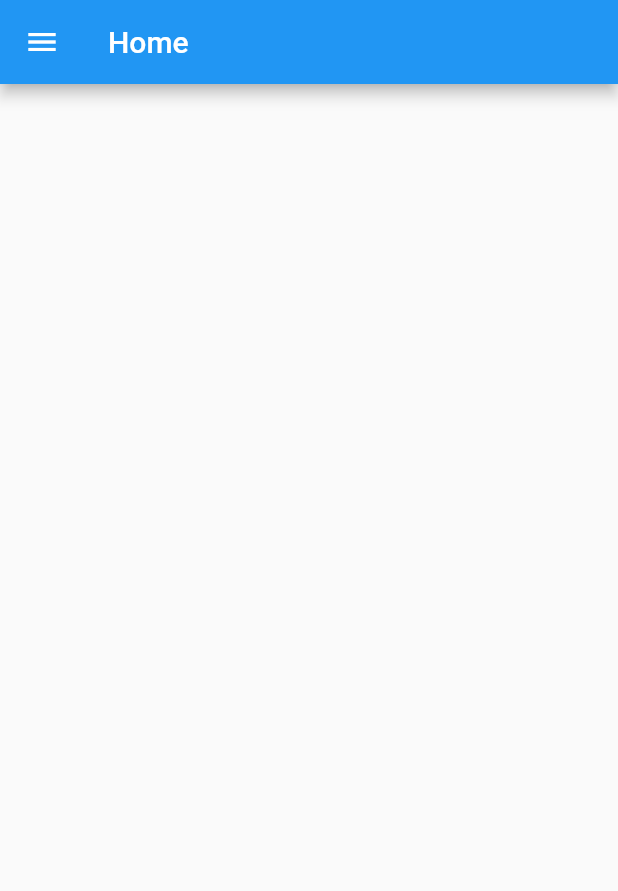
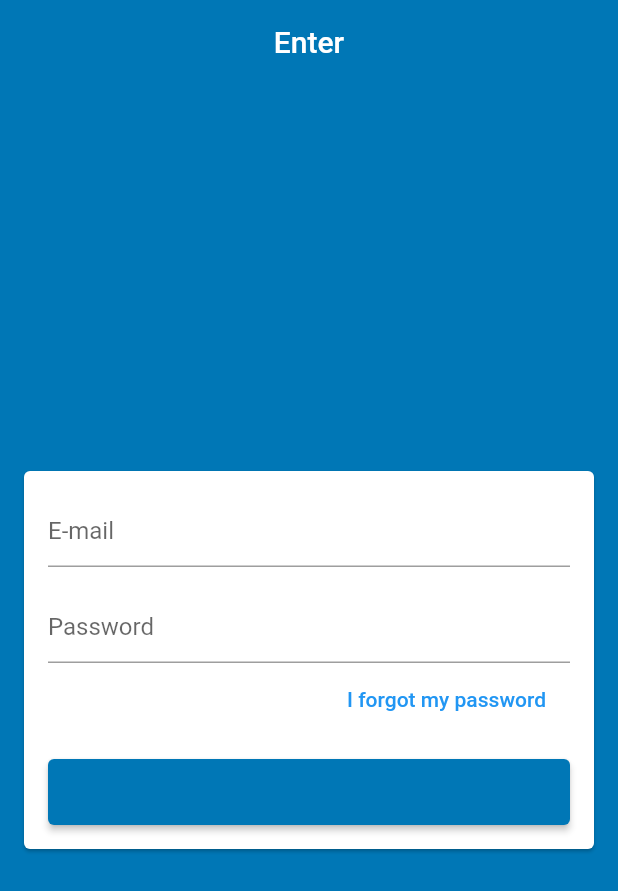
Before and after one commit to felipecastrosales/store, a Flutter app: the screen it shows after launch, on a phone screen of 412 x 824 dp. Shown: the top 891 px of the screen. Run offline on Flutter 3.47's test engine with Material 2 defaults, Android fonts, the phone set to English and light mode, and no system bars.

Commit message:
Creating the LoginScreen

```diff
--- a/lib/commom/custom_drawer/drawer_tile.dart
+++ b/lib/commom/custom_drawer/drawer_tile.dart
@@ -13,6 +13,7 @@ class DrawerTile extends StatelessWidget {
   @override
   Widget build(BuildContext context) {
     final int currentPage = context.watch<PageManager>().page;
+    final Color primaryColor = Theme.of(context).primaryColor;
 
     return InkWell(
       onTap: () {
@@ -25,15 +26,16 @@ class DrawerTile extends StatelessWidget {
             Padding(
               padding: const EdgeInsets.symmetric(horizontal: 32),
               child: Icon(
-                iconData, size: 32,
-                color: currentPage == page ? Colors.red : Colors.grey[700],
+                iconData,
+                size: 32,
+                color: currentPage == page ? primaryColor : Colors.grey[700],
               ),
             ),
             Text(
               title,
               style: TextStyle(
                 fontSize: 16,
-                color: currentPage == page ? Colors.red : Colors.grey[700],
+                color: currentPage == page ? primaryColor : Colors.grey[700],
               ),
             ),
           ],
--- a/lib/main.dart
+++ b/lib/main.dart
@@ -13,7 +13,10 @@ class MyApp extends StatelessWidget {
       title: 'Store',
       debugShowCheckedModeBanner: false,
       theme: ThemeData(
-        primarySwatch: Colors.blue,
+        primaryColor: const Color(0xff0077b6),
+        scaffoldBackgroundColor: const Color(0xff0077b6),
+        appBarTheme: const AppBarTheme(elevation: 0),
+        visualDensity: VisualDensity.adaptivePlatformDensity,
       ),
       home: BaseScreen(),
     );
--- a/lib/models/page_manager.dart
+++ b/lib/models/page_manager.dart
@@ -3,7 +3,7 @@ import 'package:flutter/material.dart';
 class PageManager {
   PageManager(this._pageController);
 
-  PageController _pageController;
+  final PageController _pageController;
 
   int page = 0;
   void setPage(int value) {
--- a/lib/screens/base/base_screen.dart
+++ b/lib/screens/base/base_screen.dart
@@ -4,6 +4,7 @@ import 'package:provider/provider.dart';
 
 import '../../commom/custom_drawer/custom_drawer.dart';
 import '../../models/page_manager.dart';
+import '../login/login_screen.dart';
 
 class BaseScreen extends StatelessWidget {
   final PageController pageController = PageController();
@@ -16,12 +17,7 @@ class BaseScreen extends StatelessWidget {
         controller: pageController,
         physics: const NeverScrollableScrollPhysics(),
         children: [
-          Scaffold(
-            drawer: CustomDrawer(),
-            appBar: AppBar(
-              title: const Text('Home'),
-            ),
-          ),
+          LoginScreen(),
           Scaffold(
             drawer: CustomDrawer(),
             appBar: AppBar(
--- /dev/null
+++ b/lib/screens/login/login_screen.dart
@@ -0,0 +1,68 @@
+import 'package:flutter/material.dart';
+
+class LoginScreen extends StatelessWidget {
+  @override
+  Widget build(BuildContext context) {
+    return Scaffold(
+      appBar: AppBar(
+        title: const Text('Enter'),
+        centerTitle: true,
+      ),
+      body: Center(
+        child: Card(
+          margin: const EdgeInsets.symmetric(horizontal: 16),
+          child: Padding(
+            padding: const EdgeInsets.all(16),
+            child: ListView(
+              shrinkWrap: true,
+              children: [
+                TextFormField(
+                  decoration: const InputDecoration(hintText: 'E-mail'),
+                  keyboardType: TextInputType.emailAddress,
+                  autocorrect: false,
+                  validator: (email) {
+                    return null;
+                  },
+                ),
+                const SizedBox(height: 16),
+                TextFormField(
+                  decoration: const InputDecoration(hintText: 'Password'),
+                  autocorrect: false,
+                  obscureText: true,
+                  validator: (pass) {
+                    if (pass.isEmpty || pass.length < 6) {
+                      return 'Invalid Password';
+                    }
+                    return null;
+                  },
+                ),
+                Align(
+                  alignment: Alignment.centerRight,
+                  child: TextButton(
+                    onPressed: () {},
+                    style: TextButton.styleFrom(
+                      padding: const EdgeInsets.symmetric(horizontal: 16.0),
+                    ),
+                    child: const Text('I forgot my password'),
+                  ),
+                ),
+                const SizedBox(height: 16),
+                SizedBox(
+                  height: 44,
+                  child: ElevatedButton(
+                    onPressed: () {},
+                    style: ElevatedButton.styleFrom(
+                      onPrimary: Theme.of(context).primaryColor,
+                      primary: Theme.of(context).primaryColor,
+                    ),
+                    child: const Text('Enter', style: TextStyle(fontSize: 18)),
+                  ),
+                ),
+              ],
+            ),
+          ),
+        ),
+      ),
+    );
+  }
+}
```
